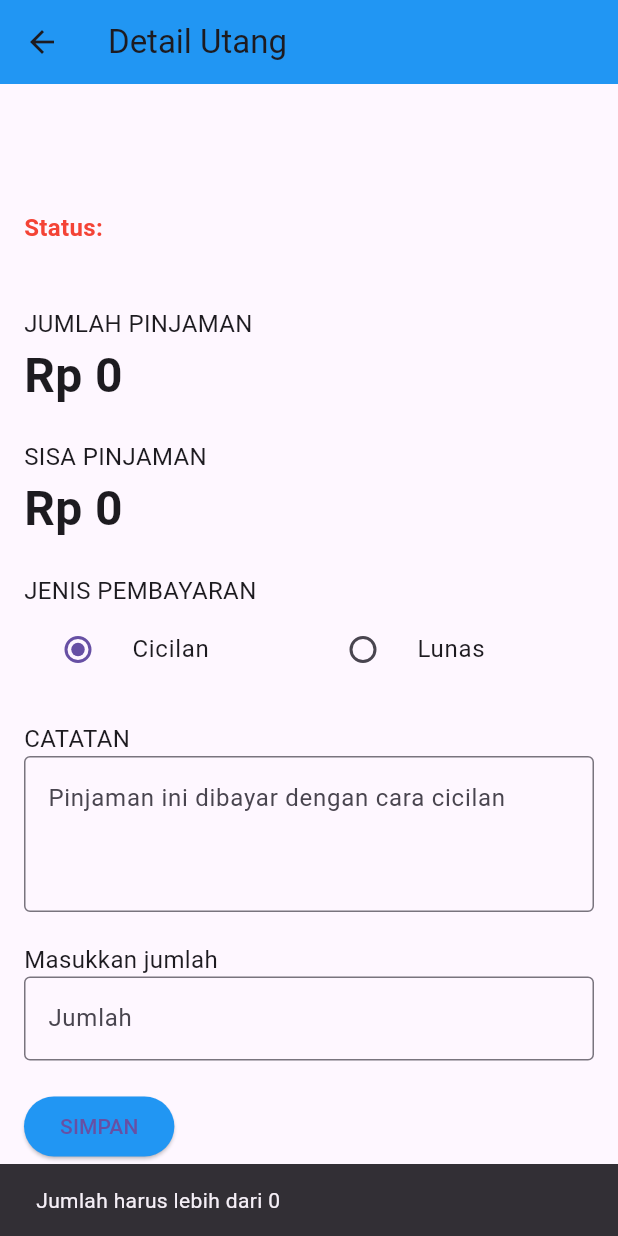
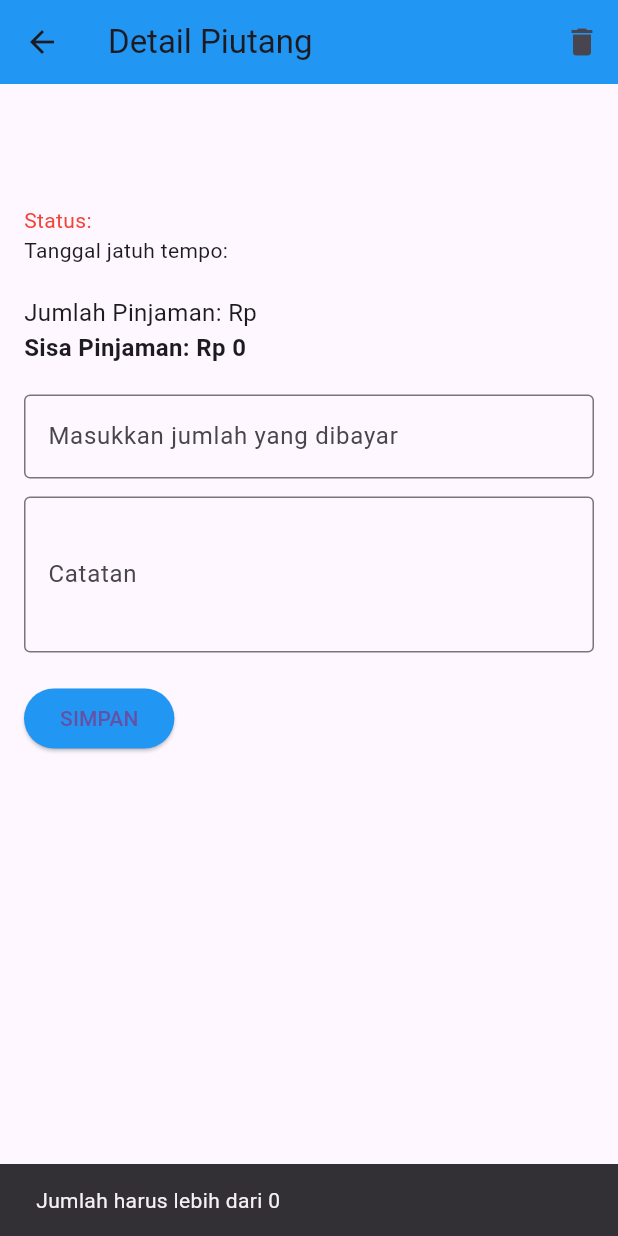
Before and after one commit to JustNap/Capstone_Kelompok4, a Flutter app: the DetailPiutangPage screen opened directly with empty values, after a tap on "SIMPAN", on a phone screen of 412 x 824 dp. Run offline on Flutter 3.47's test engine with Material 3 defaults, Android fonts, the phone set to English and light mode, and no system bars.

Commit message:
update UI fitur piutang

```diff
--- a/apk_pembukuan/lib/Piutang/detailpiutang.dart
+++ b/apk_pembukuan/lib/Piutang/detailpiutang.dart
@@ -1,29 +1,15 @@
 import 'package:flutter/material.dart';
 
 class DetailPiutangPage extends StatefulWidget {
-  final String nama;
-  final String deskripsi;
-  final String tanggal;
-  final int jumlahPinjaman;
-  final int sisaPinjaman;
-  final String status;
+  final Map<String, dynamic> data;
 
-  const DetailPiutangPage({
-    Key? key,
-    required this.nama,
-    required this.deskripsi,
-    required this.tanggal,
-    required this.jumlahPinjaman,
-    required this.sisaPinjaman,
-    required this.status,
-  }) : super(key: key);
+  const DetailPiutangPage({super.key, required this.data});
 
   @override
-  _DetailPiutangPageState createState() => _DetailPiutangPageState();
+  State<DetailPiutangPage> createState() => _DetailPiutangPageState();
 }
 
 class _DetailPiutangPageState extends State<DetailPiutangPage> {
-  String paymentType = 'cicilan';
   final TextEditingController catatanController = TextEditingController();
   final TextEditingController jumlahController = TextEditingController();
 
@@ -33,151 +19,105 @@ class _DetailPiutangPageState extends State<DetailPiutangPage> {
   @override
   void initState() {
     super.initState();
-    currentSisaPinjaman = widget.sisaPinjaman;
-    currentStatus = widget.status;
+    currentSisaPinjaman = widget.data['sisa'];
+    currentStatus = widget.data['status'];
+  }
+
+  void simpanPembayaran() {
+    int jumlahBayar = int.tryParse(jumlahController.text) ?? 0;
+
+    if (jumlahBayar <= 0) {
+      ScaffoldMessenger.of(context).showSnackBar(SnackBar(content: Text('Jumlah harus lebih dari 0')));
+      return;
+    }
+
+    if (jumlahBayar > currentSisaPinjaman) {
+      ScaffoldMessenger.of(context).showSnackBar(SnackBar(content: Text('Jumlah melebihi sisa pinjaman')));
+      return;
+    }
+
+    setState(() {
+      currentSisaPinjaman -= jumlahBayar;
+      if (currentSisaPinjaman <= 0) {
+        currentStatus = 'Lunas';
+        currentSisaPinjaman = 0;
+      }
+    });
+
+    final updatedData = Map<String, dynamic>.from(widget.data);
+    updatedData['sisa'] = currentSisaPinjaman;
+    updatedData['status'] = currentStatus;
+
+    Navigator.pop(context, updatedData);
+  }
+
+  void hapusPiutang() {
+    showDialog(
+      context: context,
+      builder: (_) => AlertDialog(
+        title: Text('Hapus Piutang'),
+        content: Text('Apakah kamu yakin ingin menghapus piutang ini?'),
+        actions: [
+          TextButton(
+            onPressed: () => Navigator.pop(context),
+            child: Text('Batal'),
+          ),
+          TextButton(
+            onPressed: () {
+              Navigator.pop(context);
+              Navigator.pop(context, 'deleted');
+            },
+            child: Text('Hapus', style: TextStyle(color: Colors.red)),
+          ),
+        ],
+      ),
+    );
   }
 
   @override
   Widget build(BuildContext context) {
     return Scaffold(
       appBar: AppBar(
-        title: Text('Detail Utang'),
+        title: Text('Detail Piutang'),
         backgroundColor: Colors.blue,
-      ),
-      body: SingleChildScrollView(
-        child: Padding(
-          padding: const EdgeInsets.all(16.0),
-          child: Column(
-            crossAxisAlignment: CrossAxisAlignment.start,
-            children: [
-              Text(
-                widget.nama,
-                style: TextStyle(fontSize: 24, fontWeight: FontWeight.bold),
-              ),
-              Text(
-                widget.deskripsi,
-                style: TextStyle(fontSize: 18, color: Colors.grey),
-              ),
-              SizedBox(height: 8),
-              Text(
-                'Status: $currentStatus',
-                style: TextStyle(
-                  color: currentStatus == 'Lunas' ? Colors.green : Colors.red,
-                  fontSize: 16,
-                  fontWeight: FontWeight.bold,
-                ),
-              ),
-              Text(
-                widget.tanggal,
-                style: TextStyle(color: Colors.grey),
-              ),
-              SizedBox(height: 20),
-
-              Text('JUMLAH PINJAMAN', style: TextStyle(fontSize: 16)),
-              Text(
-                'Rp ${widget.jumlahPinjaman}',
-                style: TextStyle(fontSize: 32, fontWeight: FontWeight.bold),
-              ),
-
-              SizedBox(height: 20),
-              Text('SISA PINJAMAN', style: TextStyle(fontSize: 16)),
-              Text(
-                'Rp $currentSisaPinjaman',
-                style: TextStyle(fontSize: 32, fontWeight: FontWeight.bold),
-              ),
-
-              SizedBox(height: 20),
-              Text('JENIS PEMBAYARAN', style: TextStyle(fontSize: 16)),
-              Row(
-                children: [
-                  Expanded(
-                    child: RadioListTile(
-                      title: Text('Cicilan'),
-                      value: 'cicilan',
-                      groupValue: paymentType,
-                      onChanged: (value) {
-                        setState(() {
-                          paymentType = value.toString();
-                        });
-                      },
-                    ),
-                  ),
-                  Expanded(
-                    child: RadioListTile(
-                      title: Text('Lunas'),
-                      value: 'lunas',
-                      groupValue: paymentType,
-                      onChanged: (value) {
-                        setState(() {
-                          paymentType = value.toString();
-                        });
-                      },
-                    ),
+        actions: [
+          IconButton(
+            icon: Icon(Icons.delete),
+            onPressed: hapusPiutang,
+            tooltip: 'Hapus Piutang',
           ),
         ],
       ),
-
+      body: SingleChildScrollView(
+        padding: EdgeInsets.all(16),
+        child: Column(crossAxisAlignment: CrossAxisAlignment.start, children: [
+          Text(widget.data['nama'], style: TextStyle(fontSize: 24, fontWeight: FontWeight.bold)),
+          Text(widget.data['deskripsi'], style: TextStyle(fontSize: 16, color: Colors.grey)),
+          SizedBox(height: 8),
+          Text('Status: $currentStatus', style: TextStyle(color: currentStatus == 'Lunas' ? Colors.green : Colors.red)),
+          Text('Tanggal jatuh tempo: ${widget.data['tanggal']}'),
           SizedBox(height: 20),
-              Text('CATATAN', style: TextStyle(fontSize: 16)),
+          Text('Jumlah Pinjaman: Rp ${widget.data['jumlah']}', style: TextStyle(fontSize: 16)),
+          Text('Sisa Pinjaman: Rp $currentSisaPinjaman', style: TextStyle(fontSize: 16, fontWeight: FontWeight.bold)),
+          SizedBox(height: 20),
+          TextField(
+            controller: jumlahController,
+            decoration: InputDecoration(labelText: 'Masukkan jumlah yang dibayar', border: OutlineInputBorder()),
+            keyboardType: TextInputType.number,
+          ),
+          SizedBox(height: 12),
           TextField(
             controller: catatanController,
-                decoration: InputDecoration(
-                  hintText: 'Pinjaman ini dibayar dengan cara cicilan',
-                  border: OutlineInputBorder(),
-                ),
+            decoration: InputDecoration(labelText: 'Catatan', border: OutlineInputBorder()),
             maxLines: 3,
           ),
-
-              SizedBox(height: 20),
-              Text('Masukkan jumlah', style: TextStyle(fontSize: 16)),
-              TextField(
-                controller: jumlahController,
-                decoration: InputDecoration(
-                  hintText: 'Jumlah',
-                  border: OutlineInputBorder(),
-                ),
-                keyboardType: TextInputType.number,
-              ),
-
           SizedBox(height: 20),
           ElevatedButton(
-                onPressed: () {
-                  int jumlahBayar = int.tryParse(jumlahController.text) ?? 0;
-
-                  if (jumlahBayar <= 0) {
-                    ScaffoldMessenger.of(context).showSnackBar(
-                      SnackBar(content: Text('Jumlah harus lebih dari 0')),
-                    );
-                    return;
-                  }
-
-                  if (jumlahBayar > currentSisaPinjaman) {
-                    ScaffoldMessenger.of(context).showSnackBar(
-                      SnackBar(content: Text('Jumlah melebihi sisa pinjaman')),
-                    );
-                    return;
-                  }
-
-                  setState(() {
-                    currentSisaPinjaman -= jumlahBayar;
-
-                    if (currentSisaPinjaman <= 0) {
-                      currentStatus = 'Lunas';
-                      currentSisaPinjaman = 0;
-                    }
-                  });
-
-
-                  print('Jumlah dibayar: $jumlahBayar');
-                  print('Jenis pembayaran: $paymentType');
-                  print('Catatan: ${catatanController.text}');
-                },
+            onPressed: simpanPembayaran,
+            style: ElevatedButton.styleFrom(backgroundColor: Colors.blue),
             child: Text('SIMPAN'),
-                style: ElevatedButton.styleFrom(backgroundColor: Colors.blue),
-              ),
-            ],
-          ),
-        ),
+          )
+        ]),
       ),
     );
   }
```
Also changed, not shown: apk_pembukuan/lib/Piutang/addpiutang.dart (+44 -2 lines), apk_pembukuan/lib/Piutang/piutang.dart (+43 -20 lines). Lines whose indentation alone changed are shown as unchanged.
